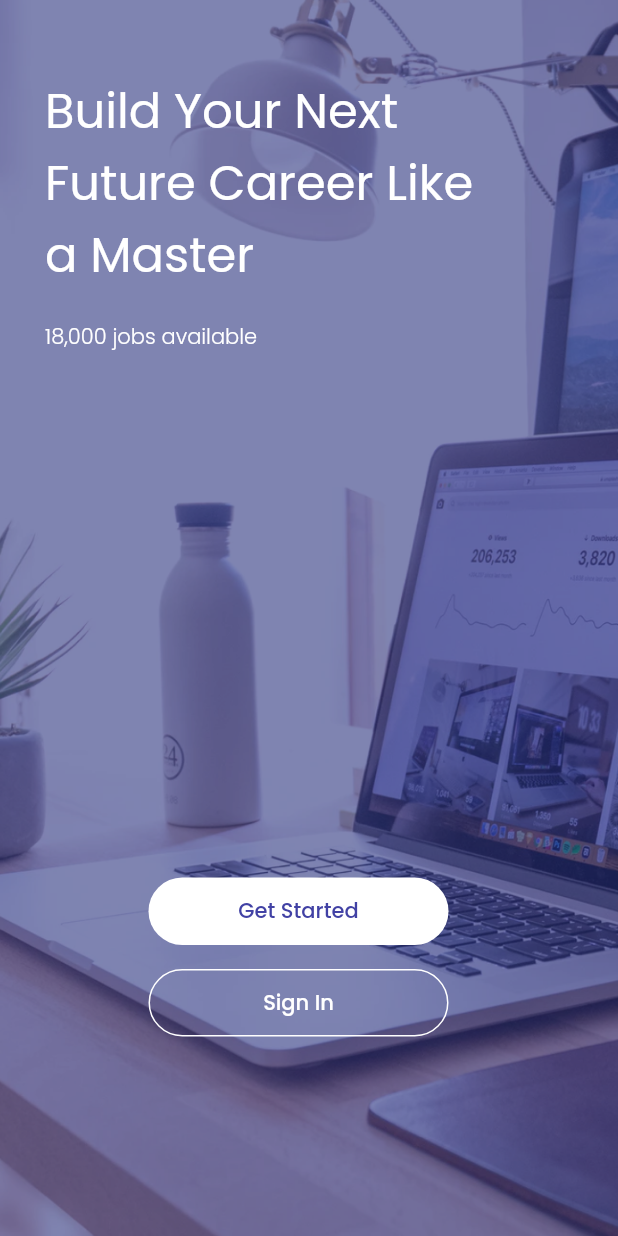
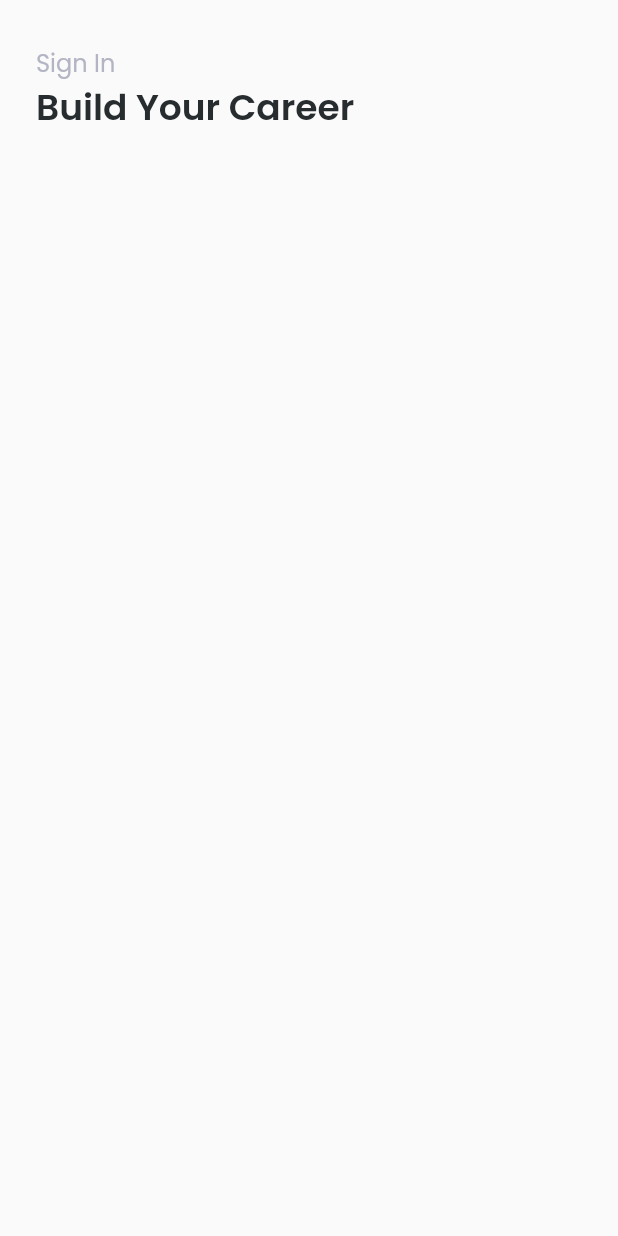
Before and after one commit to perymerdeka/future-jobs, a Flutter app: the screen it shows after launch, after a tap on "Sign In", on a phone screen of 412 x 824 dp. Run offline on Flutter 3.47's test engine with Material 2 defaults, Android fonts, the phone set to English and light mode, and no system bars; our stand-ins replace google_fonts.

Commit message:
Done Adding Base Theme and Text to Sign in Page

```diff
--- a/lib/main.dart
+++ b/lib/main.dart
@@ -1,4 +1,5 @@
 import 'package:flutter/material.dart';
+import 'package:future_jobs/pages/login_page.dart';
 import 'package:future_jobs/pages/onboarding_screen.dart';
 import 'package:future_jobs/pages/splash_screen.dart';
 
@@ -15,7 +16,8 @@ class MyApp extends StatelessWidget {
       debugShowCheckedModeBanner: false,
       routes: {
         SplashScreenPage.routeName: (context) => const SplashScreenPage(),
-        OnBoardingScreen.routeName: (context) => const OnBoardingScreen()
+        OnBoardingScreen.routeName: (context) => const OnBoardingScreen(),
+        LoginPageScreen.routeName: (context) => const LoginPageScreen(),
       },
     );
   }
--- /dev/null
+++ b/lib/pages/login_page.dart
@@ -0,0 +1,26 @@
+import 'package:flutter/material.dart';
+import 'package:future_jobs/theme/login_theme.dart';
+
+class LoginPageScreen extends StatelessWidget {
+  const LoginPageScreen({Key? key}) : super(key: key);
+  static const routeName = '/login';
+
+  @override
+  Widget build(BuildContext context) {
+    return Scaffold(
+      body: Padding(
+        padding: const EdgeInsets.only(top: 30, left: 24, right: 123),
+        child: Column(
+          crossAxisAlignment: CrossAxisAlignment.start,
+          children: [
+            Text('Sign In', style: loginTextStyle),
+            Text(
+              'Build Your Career',
+              style: subtitleTextStyle,
+            )
+          ],
+        ),
+      ),
+    );
+  }
+}
--- a/lib/pages/onboarding_screen.dart
+++ b/lib/pages/onboarding_screen.dart
@@ -1,5 +1,6 @@
 import 'package:flutter/material.dart';
 import 'package:flutter/services.dart';
+import 'package:future_jobs/pages/login_page.dart';
 import 'package:google_fonts/google_fonts.dart';
 
 class OnBoardingScreen extends StatefulWidget {
@@ -84,7 +85,9 @@ class _OnBoardingScreenState extends State<OnBoardingScreen> {
                               side: const BorderSide(color: Colors.white),
                               shape: RoundedRectangleBorder(
                                   borderRadius: BorderRadius.circular(66))),
-                          onPressed: () {},
+                          onPressed: () {
+                            Navigator.of(context).pushNamed(LoginPageScreen.routeName);
+                          },
                           child: Text(
                             'Sign In',
                             style: GoogleFonts.poppins(
--- /dev/null
+++ b/lib/theme/login_theme.dart
@@ -0,0 +1,14 @@
+import 'package:flutter/material.dart';
+import 'package:google_fonts/google_fonts.dart';
+
+TextStyle loginTextStyle = GoogleFonts.poppins(
+  color: const Color(0xffB3B5C4),
+  fontSize: 16,
+  fontWeight: FontWeight.w400,
+);
+
+TextStyle subtitleTextStyle = GoogleFonts.poppins(
+  color: const Color(0xff272C2F),
+  fontSize: 24,
+  fontWeight: FontWeight.w600,
+);
--- /dev/null
+++ b/lib/theme/splash_theme.dart
@@ -0,0 +1,8 @@
+import 'package:flutter/material.dart';
+import 'package:google_fonts/google_fonts.dart';
+
+TextStyle splashTextStyle = GoogleFonts.poppins(
+  color: const Color(0xffFFFFFF),
+  fontSize: 32,
+  fontWeight: FontWeight.w600,
+);
```
